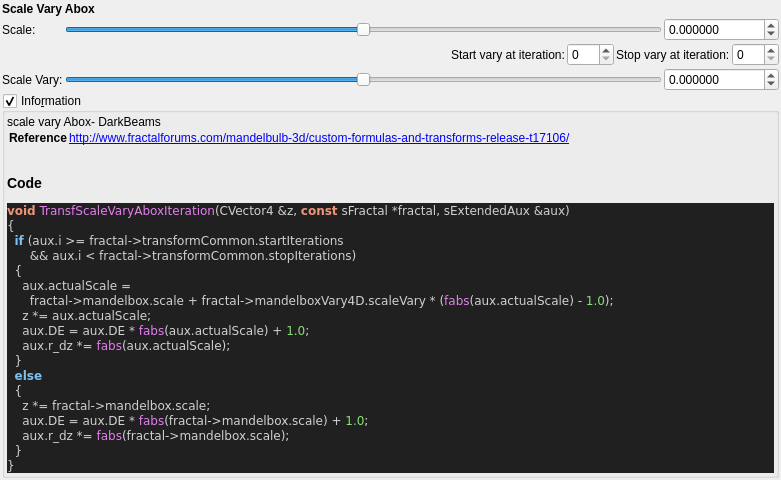
buddhi1980/mandelbulber2, file mandelbulber2/formula/ui/fractal_transf_scale_vary_abox.ui: the form before one commit.
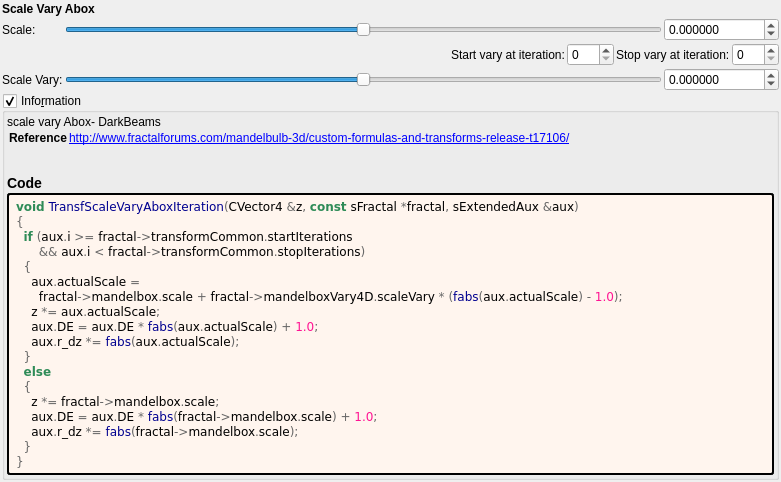
The form after the commit. Custom widgets are drawn as their Qt base class.

What changed in the file:
```diff
--- a/mandelbulber2/formula/ui/fractal_transf_scale_vary_abox.ui
+++ b/mandelbulber2/formula/ui/fractal_transf_scale_vary_abox.ui
@@ -261,32 +261,47 @@
        <number>2</number>
       </property>
       <item>
-       <widget class="QLabel" name="label_code_content">
+	   <widget class="QLabel" name="label_information_general">
         <property name="text">
          <string notr="true">&lt;p&gt;scale vary Abox- DarkBeams&lt;/p&gt;&lt;table&gt;
 &lt;tr&gt;&lt;th&gt;Reference&lt;/th&gt;&lt;td&gt;&lt;a href=&quot;http://www.fractalforums.com/mandelbulb-3d/custom-formulas-and-transforms-release-t17106/&quot;&gt;http://www.fractalforums.com/mandelbulb-3d/custom-formulas-and-transforms-release-t17106/&lt;br&gt;
 &lt;/td&gt;&lt;/tr&gt;
 &lt;/table&gt;
-&lt;h3&gt;Code&lt;/h3&gt;
-&lt;body style=&quot;background-color:#202020&quot;&gt;
-&lt;pre style=&quot;color:#d0d0d0; background-color:#202020;  font-family:'Courier New',monospace;&quot;&gt;&lt;span style=&quot;color:#f09479; font-weight:bold&quot;&gt;void&lt;/span&gt; &lt;span style=&quot;color:#e47eed&quot;&gt;TransfScaleVaryAboxIteration&lt;/span&gt;&lt;span style=&quot;color:#d0d0d0&quot;&gt;(&lt;/span&gt;CVector4 &lt;span style=&quot;color:#d0d0d0&quot;&gt;&amp;amp;&lt;/span&gt;z&lt;span style=&quot;color:#d0d0d0&quot;&gt;,&lt;/span&gt; &lt;span style=&quot;color:#f09479; font-weight:bold&quot;&gt;const&lt;/span&gt; sFractal &lt;span style=&quot;color:#d0d0d0&quot;&gt;*&lt;/span&gt;fractal&lt;span style=&quot;color:#d0d0d0&quot;&gt;,&lt;/span&gt; sExtendedAux &lt;span style=&quot;color:#d0d0d0&quot;&gt;&amp;amp;&lt;/span&gt;aux&lt;span style=&quot;color:#d0d0d0&quot;&gt;)&lt;/span&gt;
-&lt;span style=&quot;color:#d0d0d0&quot;&gt;{&lt;/span&gt;
-  &lt;span style=&quot;color:#7ec0ee; font-weight:bold&quot;&gt;if&lt;/span&gt; &lt;span style=&quot;color:#d0d0d0&quot;&gt;(&lt;/span&gt;aux&lt;span style=&quot;color:#d0d0d0&quot;&gt;.&lt;/span&gt;i &lt;span style=&quot;color:#d0d0d0&quot;&gt;&amp;gt;=&lt;/span&gt; fractal&lt;span style=&quot;color:#d0d0d0&quot;&gt;-&amp;gt;&lt;/span&gt;transformCommon&lt;span style=&quot;color:#d0d0d0&quot;&gt;.&lt;/span&gt;startIterations
-      &lt;span style=&quot;color:#d0d0d0&quot;&gt;&amp;amp;&amp;amp;&lt;/span&gt; aux&lt;span style=&quot;color:#d0d0d0&quot;&gt;.&lt;/span&gt;i &lt;span style=&quot;color:#d0d0d0&quot;&gt;&amp;lt;&lt;/span&gt; fractal&lt;span style=&quot;color:#d0d0d0&quot;&gt;-&amp;gt;&lt;/span&gt;transformCommon&lt;span style=&quot;color:#d0d0d0&quot;&gt;.&lt;/span&gt;stopIterations&lt;span style=&quot;color:#d0d0d0&quot;&gt;)&lt;/span&gt;
-  &lt;span style=&quot;color:#d0d0d0&quot;&gt;{&lt;/span&gt;
-    aux&lt;span style=&quot;color:#d0d0d0&quot;&gt;.&lt;/span&gt;actualScale &lt;span style=&quot;color:#d0d0d0&quot;&gt;=&lt;/span&gt;
-      fractal&lt;span style=&quot;color:#d0d0d0&quot;&gt;-&amp;gt;&lt;/span&gt;mandelbox&lt;span style=&quot;color:#d0d0d0&quot;&gt;.&lt;/span&gt;scale &lt;span style=&quot;color:#d0d0d0&quot;&gt;+&lt;/span&gt; fractal&lt;span style=&quot;color:#d0d0d0&quot;&gt;-&amp;gt;&lt;/span&gt;mandelboxVary4D&lt;span style=&quot;color:#d0d0d0&quot;&gt;.&lt;/span&gt;scaleVary &lt;span style=&quot;color:#d0d0d0&quot;&gt;* (&lt;/span&gt;&lt;span style=&quot;color:#e47eed&quot;&gt;fabs&lt;/span&gt;&lt;span style=&quot;color:#d0d0d0&quot;&gt;(&lt;/span&gt;aux&lt;span style=&quot;color:#d0d0d0&quot;&gt;.&lt;/span&gt;actualScale&lt;span style=&quot;color:#d0d0d0&quot;&gt;) -&lt;/span&gt; &lt;span style=&quot;color:#87df71&quot;&gt;1.0&lt;/span&gt;&lt;span style=&quot;color:#d0d0d0&quot;&gt;);&lt;/span&gt;
-    z &lt;span style=&quot;color:#d0d0d0&quot;&gt;*=&lt;/span&gt; aux&lt;span style=&quot;color:#d0d0d0&quot;&gt;.&lt;/span&gt;actualScale&lt;span style=&quot;color:#d0d0d0&quot;&gt;;&lt;/span&gt;
-    aux&lt;span style=&quot;color:#d0d0d0&quot;&gt;.&lt;/span&gt;DE &lt;span style=&quot;color:#d0d0d0&quot;&gt;=&lt;/span&gt; aux&lt;span style=&quot;color:#d0d0d0&quot;&gt;.&lt;/span&gt;DE &lt;span style=&quot;color:#d0d0d0&quot;&gt;*&lt;/span&gt; &lt;span style=&quot;color:#e47eed&quot;&gt;fabs&lt;/span&gt;&lt;span style=&quot;color:#d0d0d0&quot;&gt;(&lt;/span&gt;aux&lt;span style=&quot;color:#d0d0d0&quot;&gt;.&lt;/span&gt;actualScale&lt;span style=&quot;color:#d0d0d0&quot;&gt;) +&lt;/span&gt; &lt;span style=&quot;color:#87df71&quot;&gt;1.0&lt;/span&gt;&lt;span style=&quot;color:#d0d0d0&quot;&gt;;&lt;/span&gt;
-    aux&lt;span style=&quot;color:#d0d0d0&quot;&gt;.&lt;/span&gt;r_dz &lt;span style=&quot;color:#d0d0d0&quot;&gt;*=&lt;/span&gt; &lt;span style=&quot;color:#e47eed&quot;&gt;fabs&lt;/span&gt;&lt;span style=&quot;color:#d0d0d0&quot;&gt;(&lt;/span&gt;aux&lt;span style=&quot;color:#d0d0d0&quot;&gt;.&lt;/span&gt;actualScale&lt;span style=&quot;color:#d0d0d0&quot;&gt;);&lt;/span&gt;
-  &lt;span style=&quot;color:#d0d0d0&quot;&gt;}&lt;/span&gt;
-  &lt;span style=&quot;color:#7ec0ee; font-weight:bold&quot;&gt;else&lt;/span&gt;
-  &lt;span style=&quot;color:#d0d0d0&quot;&gt;{&lt;/span&gt;
-    z &lt;span style=&quot;color:#d0d0d0&quot;&gt;*=&lt;/span&gt; fractal&lt;span style=&quot;color:#d0d0d0&quot;&gt;-&amp;gt;&lt;/span&gt;mandelbox&lt;span style=&quot;color:#d0d0d0&quot;&gt;.&lt;/span&gt;scale&lt;span style=&quot;color:#d0d0d0&quot;&gt;;&lt;/span&gt;
-    aux&lt;span style=&quot;color:#d0d0d0&quot;&gt;.&lt;/span&gt;DE &lt;span style=&quot;color:#d0d0d0&quot;&gt;=&lt;/span&gt; aux&lt;span style=&quot;color:#d0d0d0&quot;&gt;.&lt;/span&gt;DE &lt;span style=&quot;color:#d0d0d0&quot;&gt;*&lt;/span&gt; &lt;span style=&quot;color:#e47eed&quot;&gt;fabs&lt;/span&gt;&lt;span style=&quot;color:#d0d0d0&quot;&gt;(&lt;/span&gt;fractal&lt;span style=&quot;color:#d0d0d0&quot;&gt;-&amp;gt;&lt;/span&gt;mandelbox&lt;span style=&quot;color:#d0d0d0&quot;&gt;.&lt;/span&gt;scale&lt;span style=&quot;color:#d0d0d0&quot;&gt;) +&lt;/span&gt; &lt;span style=&quot;color:#87df71&quot;&gt;1.0&lt;/span&gt;&lt;span style=&quot;color:#d0d0d0&quot;&gt;;&lt;/span&gt;
-    aux&lt;span style=&quot;color:#d0d0d0&quot;&gt;.&lt;/span&gt;r_dz &lt;span style=&quot;color:#d0d0d0&quot;&gt;*=&lt;/span&gt; &lt;span style=&quot;color:#e47eed&quot;&gt;fabs&lt;/span&gt;&lt;span style=&quot;color:#d0d0d0&quot;&gt;(&lt;/span&gt;fractal&lt;span style=&quot;color:#d0d0d0&quot;&gt;-&amp;gt;&lt;/span&gt;mandelbox&lt;span style=&quot;color:#d0d0d0&quot;&gt;.&lt;/span&gt;scale&lt;span style=&quot;color:#d0d0d0&quot;&gt;);&lt;/span&gt;
-  &lt;span style=&quot;color:#d0d0d0&quot;&gt;}&lt;/span&gt;
-&lt;span style=&quot;color:#d0d0d0&quot;&gt;}&lt;/span&gt;
+&lt;h3&gt;Code&lt;/h3&gt;</string>
+		</property>
+		<property name="wordWrap">
+		 <bool>true</bool>
+		</property>
+		<property name="openExternalLinks">
+		 <bool>true</bool>
+		</property>
+		<property name="textInteractionFlags">
+		 <set>Qt::LinksAccessibleByMouse|Qt::TextSelectableByMouse</set>
+		</property>
+		</widget>
+	   </item>
+	   <item>
+	    <widget class="QLabel" name="label_code_content">
+		 <property name="text">
+		  <string notr="true">&lt;body style=&quot;background-color:#fff5ee&quot;&gt;
+&lt;pre style=&quot;color:#000000; background-color:#fff5ee;  font-family:'Courier New',monospace;&quot;&gt;&lt;span style=&quot;color:#2e8b57; font-weight:bold&quot;&gt;void&lt;/span&gt; &lt;span style=&quot;color:#00008f&quot;&gt;TransfScaleVaryAboxIteration&lt;/span&gt;&lt;span style=&quot;color:#676767&quot;&gt;(&lt;/span&gt;CVector4 &lt;span style=&quot;color:#676767&quot;&gt;&amp;amp;&lt;/span&gt;z&lt;span style=&quot;color:#676767&quot;&gt;,&lt;/span&gt; &lt;span style=&quot;color:#2e8b57; font-weight:bold&quot;&gt;const&lt;/span&gt; sFractal &lt;span style=&quot;color:#676767&quot;&gt;*&lt;/span&gt;fractal&lt;span style=&quot;color:#676767&quot;&gt;,&lt;/span&gt; sExtendedAux &lt;span style=&quot;color:#676767&quot;&gt;&amp;amp;&lt;/span&gt;aux&lt;span style=&quot;color:#676767&quot;&gt;)&lt;/span&gt;
+&lt;span style=&quot;color:#676767&quot;&gt;{&lt;/span&gt;
+  &lt;span style=&quot;color:#2e8b57; font-weight:bold&quot;&gt;if&lt;/span&gt; &lt;span style=&quot;color:#676767&quot;&gt;(&lt;/span&gt;aux&lt;span style=&quot;color:#676767&quot;&gt;.&lt;/span&gt;i &lt;span style=&quot;color:#676767&quot;&gt;&amp;gt;=&lt;/span&gt; fractal&lt;span style=&quot;color:#676767&quot;&gt;-&amp;gt;&lt;/span&gt;transformCommon&lt;span style=&quot;color:#676767&quot;&gt;.&lt;/span&gt;startIterations
+      &lt;span style=&quot;color:#676767&quot;&gt;&amp;amp;&amp;amp;&lt;/span&gt; aux&lt;span style=&quot;color:#676767&quot;&gt;.&lt;/span&gt;i &lt;span style=&quot;color:#676767&quot;&gt;&amp;lt;&lt;/span&gt; fractal&lt;span style=&quot;color:#676767&quot;&gt;-&amp;gt;&lt;/span&gt;transformCommon&lt;span style=&quot;color:#676767&quot;&gt;.&lt;/span&gt;stopIterations&lt;span style=&quot;color:#676767&quot;&gt;)&lt;/span&gt;
+  &lt;span style=&quot;color:#676767&quot;&gt;{&lt;/span&gt;
+    aux&lt;span style=&quot;color:#676767&quot;&gt;.&lt;/span&gt;actualScale &lt;span style=&quot;color:#676767&quot;&gt;=&lt;/span&gt;
+      fractal&lt;span style=&quot;color:#676767&quot;&gt;-&amp;gt;&lt;/span&gt;mandelbox&lt;span style=&quot;color:#676767&quot;&gt;.&lt;/span&gt;scale &lt;span style=&quot;color:#676767&quot;&gt;+&lt;/span&gt; fractal&lt;span style=&quot;color:#676767&quot;&gt;-&amp;gt;&lt;/span&gt;mandelboxVary4D&lt;span style=&quot;color:#676767&quot;&gt;.&lt;/span&gt;scaleVary &lt;span style=&quot;color:#676767&quot;&gt;* (&lt;/span&gt;&lt;span style=&quot;color:#00008f&quot;&gt;fabs&lt;/span&gt;&lt;span style=&quot;color:#676767&quot;&gt;(&lt;/span&gt;aux&lt;span style=&quot;color:#676767&quot;&gt;.&lt;/span&gt;actualScale&lt;span style=&quot;color:#676767&quot;&gt;) -&lt;/span&gt; &lt;span style=&quot;color:#ff1493&quot;&gt;1.0&lt;/span&gt;&lt;span style=&quot;color:#676767&quot;&gt;);&lt;/span&gt;
+    z &lt;span style=&quot;color:#676767&quot;&gt;*=&lt;/span&gt; aux&lt;span style=&quot;color:#676767&quot;&gt;.&lt;/span&gt;actualScale&lt;span style=&quot;color:#676767&quot;&gt;;&lt;/span&gt;
+    aux&lt;span style=&quot;color:#676767&quot;&gt;.&lt;/span&gt;DE &lt;span style=&quot;color:#676767&quot;&gt;=&lt;/span&gt; aux&lt;span style=&quot;color:#676767&quot;&gt;.&lt;/span&gt;DE &lt;span style=&quot;color:#676767&quot;&gt;*&lt;/span&gt; &lt;span style=&quot;color:#00008f&quot;&gt;fabs&lt;/span&gt;&lt;span style=&quot;color:#676767&quot;&gt;(&lt;/span&gt;aux&lt;span style=&quot;color:#676767&quot;&gt;.&lt;/span&gt;actualScale&lt;span style=&quot;color:#676767&quot;&gt;) +&lt;/span&gt; &lt;span style=&quot;color:#ff1493&quot;&gt;1.0&lt;/span&gt;&lt;span style=&quot;color:#676767&quot;&gt;;&lt;/span&gt;
+    aux&lt;span style=&quot;color:#676767&quot;&gt;.&lt;/span&gt;r_dz &lt;span style=&quot;color:#676767&quot;&gt;*=&lt;/span&gt; &lt;span style=&quot;color:#00008f&quot;&gt;fabs&lt;/span&gt;&lt;span style=&quot;color:#676767&quot;&gt;(&lt;/span&gt;aux&lt;span style=&quot;color:#676767&quot;&gt;.&lt;/span&gt;actualScale&lt;span style=&quot;color:#676767&quot;&gt;);&lt;/span&gt;
+  &lt;span style=&quot;color:#676767&quot;&gt;}&lt;/span&gt;
+  &lt;span style=&quot;color:#2e8b57; font-weight:bold&quot;&gt;else&lt;/span&gt;
+  &lt;span style=&quot;color:#676767&quot;&gt;{&lt;/span&gt;
+    z &lt;span style=&quot;color:#676767&quot;&gt;*=&lt;/span&gt; fractal&lt;span style=&quot;color:#676767&quot;&gt;-&amp;gt;&lt;/span&gt;mandelbox&lt;span style=&quot;color:#676767&quot;&gt;.&lt;/span&gt;scale&lt;span style=&quot;color:#676767&quot;&gt;;&lt;/span&gt;
+    aux&lt;span style=&quot;color:#676767&quot;&gt;.&lt;/span&gt;DE &lt;span style=&quot;color:#676767&quot;&gt;=&lt;/span&gt; aux&lt;span style=&quot;color:#676767&quot;&gt;.&lt;/span&gt;DE &lt;span style=&quot;color:#676767&quot;&gt;*&lt;/span&gt; &lt;span style=&quot;color:#00008f&quot;&gt;fabs&lt;/span&gt;&lt;span style=&quot;color:#676767&quot;&gt;(&lt;/span&gt;fractal&lt;span style=&quot;color:#676767&quot;&gt;-&amp;gt;&lt;/span&gt;mandelbox&lt;span style=&quot;color:#676767&quot;&gt;.&lt;/span&gt;scale&lt;span style=&quot;color:#676767&quot;&gt;) +&lt;/span&gt; &lt;span style=&quot;color:#ff1493&quot;&gt;1.0&lt;/span&gt;&lt;span style=&quot;color:#676767&quot;&gt;;&lt;/span&gt;
+    aux&lt;span style=&quot;color:#676767&quot;&gt;.&lt;/span&gt;r_dz &lt;span style=&quot;color:#676767&quot;&gt;*=&lt;/span&gt; &lt;span style=&quot;color:#00008f&quot;&gt;fabs&lt;/span&gt;&lt;span style=&quot;color:#676767&quot;&gt;(&lt;/span&gt;fractal&lt;span style=&quot;color:#676767&quot;&gt;-&amp;gt;&lt;/span&gt;mandelbox&lt;span style=&quot;color:#676767&quot;&gt;.&lt;/span&gt;scale&lt;span style=&quot;color:#676767&quot;&gt;);&lt;/span&gt;
+  &lt;span style=&quot;color:#676767&quot;&gt;}&lt;/span&gt;
+&lt;span style=&quot;color:#676767&quot;&gt;}&lt;/span&gt;
 &lt;/pre&gt;
 &lt;/body&gt;</string>
         </property>
@@ -299,6 +314,9 @@
         <property name="textInteractionFlags">
          <set>Qt::LinksAccessibleByMouse|Qt::TextSelectableByMouse</set>
         </property>
+		 <property name="styleSheet">
+		  <string notr="true">border-style: outset; border-width: 2px; border-radius: 3px; border-color: black; background-color: #fff5ee; padding: 4px;</string>
+		  </property>
        </widget>
       </item>
      </layout>
```
Lines whose indentation alone changed are shown as unchanged.
